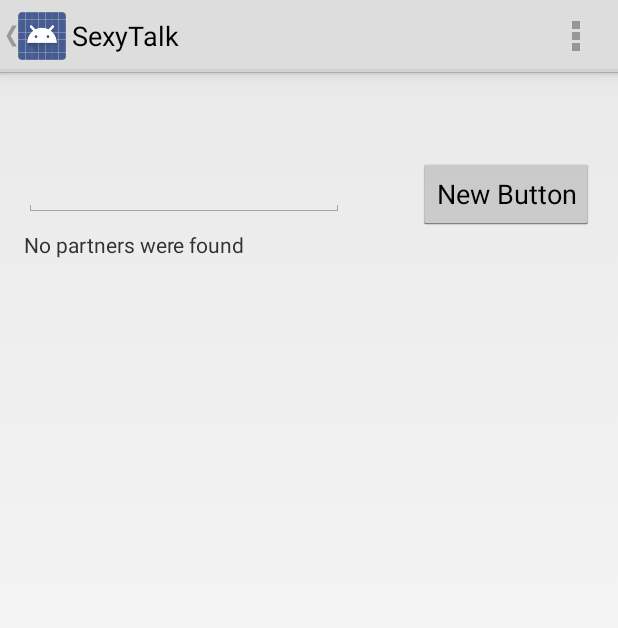
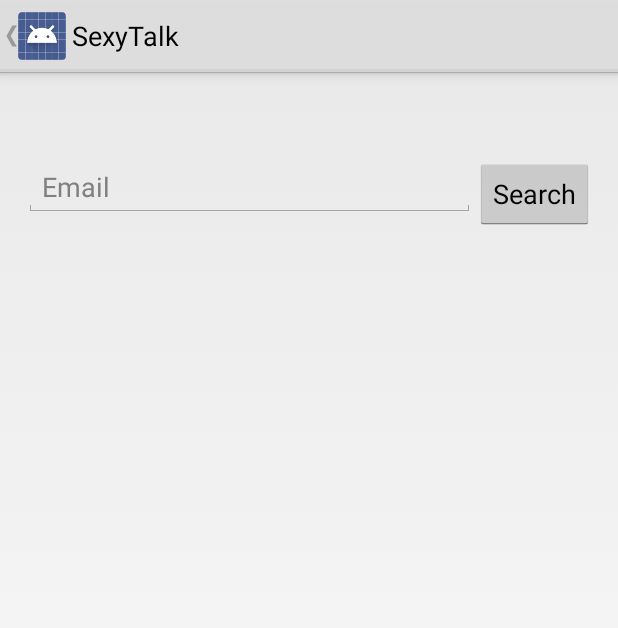
Before and after one commit to kazakovv/BB, an Android app: the EditPartnersActivity screen opened directly, with no data from a screen before it, on a phone screen of 412 x 824 dp. Shown: the top 628 px of the screen. Run offline under Robolectric (Android 15) with nearby library versions, the phone set to English and light mode, and no system bars; libraries missing offline, so code that uses them is left out: com.backendless, com.backendless.async, com.backendless.exceptions, com.backendless.persistence.

Commit message:
send partner request half way working

```diff
--- a/app/src/main/java/com/victor/sexytalk/sexytalk/EditPartnersActivity.java
+++ b/app/src/main/java/com/victor/sexytalk/sexytalk/EditPartnersActivity.java
@@ -1,6 +1,7 @@
 package com.victor.sexytalk.sexytalk;
 
 import android.app.Activity;
+import android.content.Intent;
 import android.os.Bundle;
 import android.util.Log;
 import android.view.Menu;
@@ -9,6 +10,7 @@ import android.view.View;
 import android.widget.AdapterView;
 import android.widget.ArrayAdapter;
 import android.widget.Button;
+import android.widget.CheckedTextView;
 import android.widget.EditText;
 import android.widget.ListView;
 import android.widget.TextView;
@@ -22,6 +24,7 @@ import com.backendless.exceptions.BackendlessFault;
 import com.backendless.persistence.BackendlessDataQuery;
 import com.backendless.persistence.QueryOptions;
 
+import java.util.ArrayList;
 import java.util.List;
 
 /*
@@ -35,7 +38,10 @@ public class EditPartnersActivity extends Activity {
     protected Button searchButton;
     protected ListView listWithFoundUsers;
     protected TextView emptyMessage;
-    List<BackendlessUser> foundUsers;
+    protected List<BackendlessUser> foundUsers;
+    protected ArrayList<Integer> selectedUsers;
+
+    MenuItem checkButtonSendPartnerRequest;
 
     @Override
     protected void onCreate(Bundle savedInstanceState) {
@@ -45,31 +51,30 @@ public class EditPartnersActivity extends Activity {
         searchButton = (Button) findViewById(R.id.searchButton);
         listWithFoundUsers = (ListView) findViewById(R.id.listFoundUsers);
         emptyMessage = (TextView) findViewById(R.id.emptyMessage);
+        emptyMessage.setText(""); //za da ne izkarva saobshtenie ot nachalo
 
         listWithFoundUsers.setChoiceMode(ListView.CHOICE_MODE_MULTIPLE);
-    }
-
-
-    @Override
-    public boolean onCreateOptionsMenu(Menu menu) {
-        // Inflate the menu; this adds items to the action bar if it is present.
-        getMenuInflater().inflate(R.menu.menu_edit_partners, menu);
+        selectedUsers = new ArrayList<Integer>();
 
         listWithFoundUsers.setEmptyView(emptyMessage);
 
+
+
+        //onClick Listener za search button
         searchButton.setOnClickListener(new View.OnClickListener() {
             @Override
             public void onClick(View view) {
                 String textToSearch = searchField.getText().toString();
                 if(!textToSearch.equals("")) {
-                    String whereClause = "email='" + textToSearch + "'";
+                    //TODO: izkarva rezultati po niakolko potati. Tr da se opravi kriteriat
+                    String whereClause = "email LIKE'%" + textToSearch + "%'";
                     BackendlessDataQuery query = new BackendlessDataQuery();
                     query.setWhereClause(whereClause);
 
                     Backendless.Data.of(BackendlessUser.class).find(query, new AsyncCallback<BackendlessCollection<BackendlessUser>>() {
                         @Override
                         public void handleResponse(BackendlessCollection<BackendlessUser> users) {
-                         //Sazdavame spisak s namerenite potrebiteli
+                            //Sazdavame spisak s namerenite potrebiteli
 
                             foundUsers = users.getData();
                             int numberOfUsersFound  = foundUsers.size();
@@ -90,11 +95,11 @@ public class EditPartnersActivity extends Activity {
 
                             } else { //zatvariame check dali sme namerili neshto
                                 //izchistvame spisaka, ako ne e namereno nishto
-
+                                emptyMessage.setText(R.string.no_partners_found);//gore go zadadohme da e prazno
                                 listWithFoundUsers.setAdapter(null);
                                 listWithFoundUsers.setEmptyView(emptyMessage);
                             }
-                         }
+                        }
 
                         @Override
                         public void handleFault(BackendlessFault backendlessFault) {
@@ -113,21 +118,43 @@ public class EditPartnersActivity extends Activity {
             }
         });
 
+        //OnClick listener za cakane varhu rezultatite v spisaka
         listWithFoundUsers.setOnItemClickListener(new AdapterView.OnItemClickListener() {
             @Override
-            public void onItemClick(AdapterView<?> adapterView, View view, int position, long l) {
-                BackendlessUser user = foundUsers.get(position);
-                Log.d("Vic", "clicked");
+            public void onItemClick(AdapterView<?> parent, View view, int position, long id) {
+                CheckedTextView item = (CheckedTextView) view;
+                if(item.isChecked()) {
+                    selectedUsers.add(position);
+                     checkButtonSendPartnerRequest.setVisible(true);
+                } else {
+                    int positionToRemove = selectedUsers.indexOf(position);
+                    selectedUsers.remove(positionToRemove);
+
+                    //pokazvame ili skrivame butona ot menuto za izprashtane na partner request
+                    if(selectedUsers.size()>0) {
+                        checkButtonSendPartnerRequest.setVisible(true);
+                    } else {
+                        checkButtonSendPartnerRequest.setVisible(false);
+                    }
+                }
             }
         });
-
-        return true;
 
     }
 
 
 
+    @Override
+    public boolean onCreateOptionsMenu(Menu menu) {
+        // Inflate the menu; this adds items to the action bar if it is present.
+        getMenuInflater().inflate(R.menu.menu_edit_partners, menu);
 
+        //tova e checkButton ot menuto, koito izprashta partner request
+        //Predi da izberem pone edin chovek ot spisaka toi ne se vizda
+        checkButtonSendPartnerRequest = (MenuItem) menu.findItem(R.id.action_send_partner_request);
+        return true;
+
+    }
 
     @Override
     public boolean onOptionsItemSelected(MenuItem item) {
@@ -137,10 +164,19 @@ public class EditPartnersActivity extends Activity {
         int id = item.getItemId();
 
         //noinspection SimplifiableIfStatement
-        if (id == R.id.action_settings) {
+        if (id == R.id.action_ok) {
+            if(selectedUsers.size()>0) {
+            //izprashtame request da si stanem partniori
+            } else {
+            //ako niama izbrani potrebiteli samo zatvariame prozoreca
+
+            }
             return true;
         }
 
         return super.onOptionsItemSelected(item);
     }
+
+
+
 }
--- a/app/src/main/res/layout/activity_edit_partners.xml
+++ b/app/src/main/res/layout/activity_edit_partners.xml
@@ -12,16 +12,19 @@
         android:layout_height="wrap_content"
         android:inputType="textEmailAddress"
         android:ems="10"
+        android:hint="@string/edit_partners_search_hint"
         android:id="@+id/searchField"
         android:layout_alignParentTop="true"
         android:layout_alignParentLeft="true"
         android:layout_alignParentStart="true"
-        android:layout_marginTop="41dp" />
+        android:layout_marginTop="41dp"
+        android:layout_toLeftOf="@+id/searchButton"
+        android:layout_toStartOf="@+id/searchButton" />
 
     <Button
         android:layout_width="wrap_content"
         android:layout_height="wrap_content"
-        android:text="New Button"
+        android:text="@string/edit_partners_search_button"
         android:id="@+id/searchButton"
         android:layout_alignTop="@+id/searchField"
         android:layout_alignParentRight="true"
--- a/app/src/main/res/layout/activity_login.xml
+++ b/app/src/main/res/layout/activity_login.xml
@@ -24,6 +24,7 @@
             android:layout_width="match_parent"
             android:layout_height="wrap_content"
             android:id="@+id/login_email"
+            android:inputType="textEmailAddress"
             android:hint="@string/hint_email"
             />
 
--- a/app/src/main/res/menu/menu_edit_partners.xml
+++ b/app/src/main/res/menu/menu_edit_partners.xml
@@ -1,6 +1,11 @@
 <menu xmlns:android="http://schemas.android.com/apk/res/android"
     xmlns:tools="http://schemas.android.com/tools"
     tools:context="com.victor.sexytalk.sexytalk.EditPartnersActivity">
-    <item android:id="@+id/action_settings" android:title="@string/action_settings"
-        android:orderInCategory="100" android:showAsAction="never" />
+
+    <item android:id="@+id/action_send_partner_request"
+        android:title="@string/ok"
+        android:icon="@drawable/ic_action_accept"
+        android:orderInCategory="100"
+        android:showAsAction="always"
+        android:visible="false"/>
 </menu>
--- a/app/src/main/res/values/strings.xml
+++ b/app/src/main/res/values/strings.xml
@@ -97,6 +97,8 @@
     <string name="general_calendar_error">Please update your calendar</string>
     <string name="no_partners_message">Add your partners to start using SexyTalk</string>
     <string name="no_partners_found">No partners were found</string>
+    <string name="edit_partners_search_button">Search</string>
+    <string name="edit_partners_search_hint">Email</string>
     <string-array name="camera_choices">
         <item>Take Picture</item>
         <item>Take Video</item>
```
Also changed, not shown: app/src/main/java/com/victor/sexytalk/sexytalk/PartnersAddRequest.java (added, +53 -0 lines), 4 other files.
